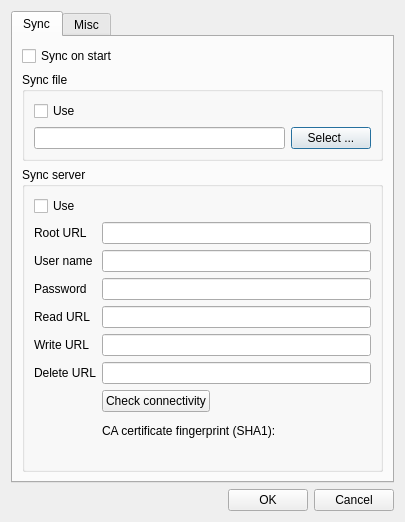
First picture: the form in Qt-SESAM/optionsdialog.ui, repository 607011/Qt-SESAM, before the edit.
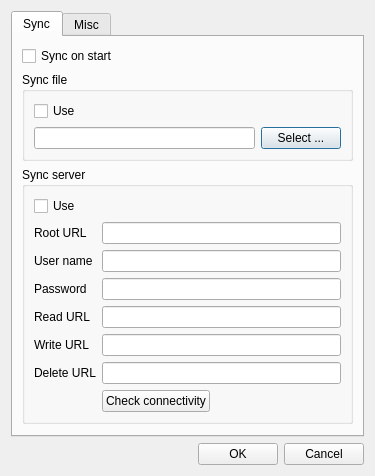
Second picture: the form after the edit.

Commit message: Removed display of certificate's fingerprint. Better feedback if connection to server failed.

Diff of the .ui file:
```diff
--- a/Qt-SESAM/optionsdialog.ui
+++ b/Qt-SESAM/optionsdialog.ui
@@ -6,8 +6,8 @@
    <rect>
     <x>0</x>
     <y>0</y>
-    <width>405</width>
-    <height>512</height>
+    <width>375</width>
+    <height>465</height>
    </rect>
   </property>
   <property name="windowTitle">
@@ -107,28 +107,28 @@
             <item row="0" column="1">
              <widget class="QLineEdit" name="serverRootURLLineEdit"/>
             </item>
-            <item row="3" column="0">
+            <item row="1" column="0">
              <widget class="QLabel" name="label">
               <property name="text">
                <string>User name</string>
               </property>
              </widget>
             </item>
-            <item row="3" column="1">
+            <item row="1" column="1">
              <widget class="QLineEdit" name="usernameLineEdit">
               <property name="text">
                <string/>
               </property>
              </widget>
             </item>
-            <item row="4" column="0">
+            <item row="2" column="0">
              <widget class="QLabel" name="label_3">
               <property name="text">
                <string>Password</string>
               </property>
              </widget>
             </item>
-            <item row="4" column="1">
+            <item row="2" column="1">
              <widget class="QLineEdit" name="passwordLineEdit">
               <property name="text">
                <string/>
@@ -138,49 +138,49 @@
               </property>
              </widget>
             </item>
-            <item row="5" column="0">
+            <item row="3" column="0">
              <widget class="QLabel" name="label_4">
               <property name="text">
                <string>Read URL</string>
               </property>
              </widget>
             </item>
-            <item row="5" column="1">
+            <item row="3" column="1">
              <widget class="QLineEdit" name="readUrlLineEdit">
               <property name="enabled">
                <bool>true</bool>
               </property>
              </widget>
             </item>
-            <item row="6" column="0">
+            <item row="4" column="0">
              <widget class="QLabel" name="label_5">
               <property name="text">
                <string>Write URL</string>
               </property>
              </widget>
             </item>
-            <item row="6" column="1">
+            <item row="4" column="1">
              <widget class="QLineEdit" name="writeUrlLineEdit">
               <property name="enabled">
                <bool>true</bool>
               </property>
              </widget>
             </item>
-            <item row="7" column="0">
+            <item row="5" column="0">
              <widget class="QLabel" name="label_10">
               <property name="text">
                <string>Delete URL</string>
               </property>
              </widget>
             </item>
-            <item row="7" column="1">
+            <item row="5" column="1">
              <widget class="QLineEdit" name="deleteUrlLineEdit">
               <property name="enabled">
                <bool>true</bool>
               </property>
              </widget>
             </item>
-            <item row="8" column="1">
+            <item row="6" column="1">
              <layout class="QHBoxLayout" name="horizontalLayout_3">
               <property name="topMargin">
                <number>0</number>
@@ -195,6 +195,31 @@
                 </property>
                </widget>
               </item>
+              <item>
+               <widget class="QLabel" name="accessibleLabel">
+                <property name="sizePolicy">
+                 <sizepolicy hsizetype="Fixed" vsizetype="Fixed">
+                  <horstretch>16</horstretch>
+                  <verstretch>16</verstretch>
+                 </sizepolicy>
+                </property>
+                <property name="minimumSize">
+                 <size>
+                  <width>16</width>
+                  <height>16</height>
+                 </size>
+                </property>
+                <property name="maximumSize">
+                 <size>
+                  <width>16</width>
+                  <height>16</height>
+                 </size>
+                </property>
+                <property name="text">
+                 <string/>
+                </property>
+               </widget>
+              </item>
               <item>
                <widget class="QLabel" name="encryptedLabel">
                 <property name="sizePolicy">
@@ -235,45 +260,6 @@
               </item>
              </layout>
             </item>
-            <item row="9" column="1">
-             <layout class="QVBoxLayout" name="verticalLayout_6">
-              <property name="topMargin">
-               <number>6</number>
-              </property>
-              <item>
-               <widget class="QLabel" name="label_6">
-                <property name="text">
-                 <string>CA certificate fingerprint (SHA1):</string>
-                </property>
-                <property name="alignment">
-                 <set>Qt::AlignLeading|Qt::AlignLeft|Qt::AlignTop</set>
-                </property>
-                <property name="wordWrap">
-                 <bool>true</bool>
-                </property>
-               </widget>
-              </item>
-              <item>
-               <widget class="QLabel" name="fingerprintLabel">
-                <property name="sizePolicy">
-                 <sizepolicy hsizetype="Preferred" vsizetype="Expanding">
-                  <horstretch>0</horstretch>
-                  <verstretch>0</verstretch>
-                 </sizepolicy>
-                </property>
-                <property name="text">
-                 <string>&lt;none imported yet&gt;</string>
-                </property>
-                <property name="alignment">
-                 <set>Qt::AlignLeading|Qt::AlignLeft|Qt::AlignTop</set>
-                </property>
-                <property name="wordWrap">
-                 <bool>true</bool>
-                </property>
-               </widget>
-              </item>
-             </layout>
-            </item>
            </layout>
           </item>
          </layout>
```
The commit also changes 4 other files.
